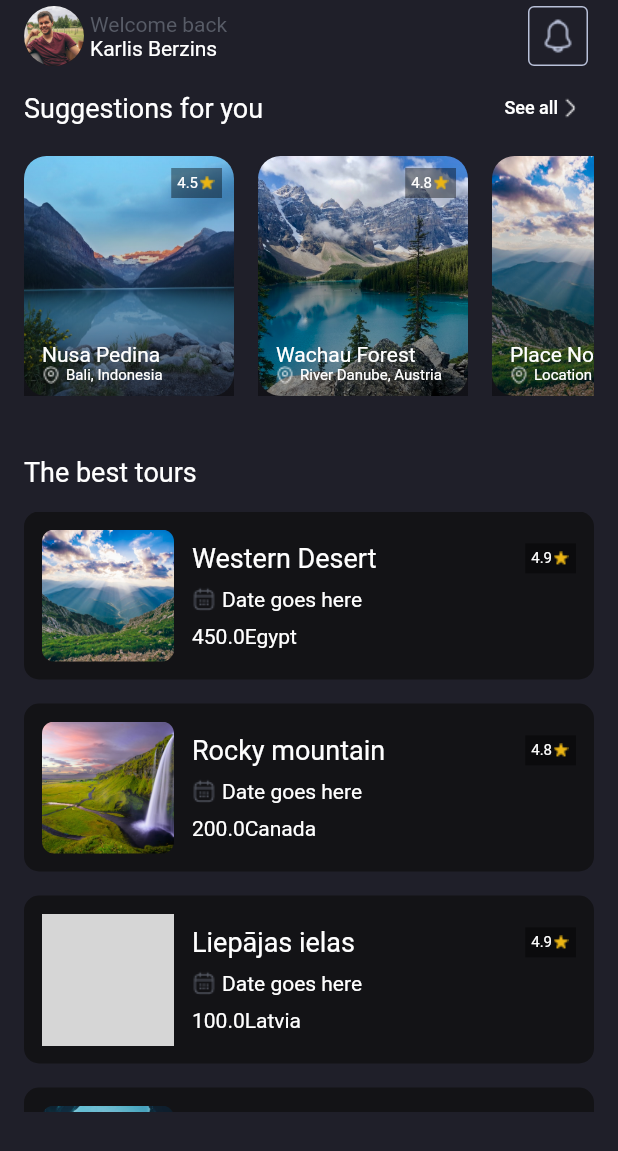
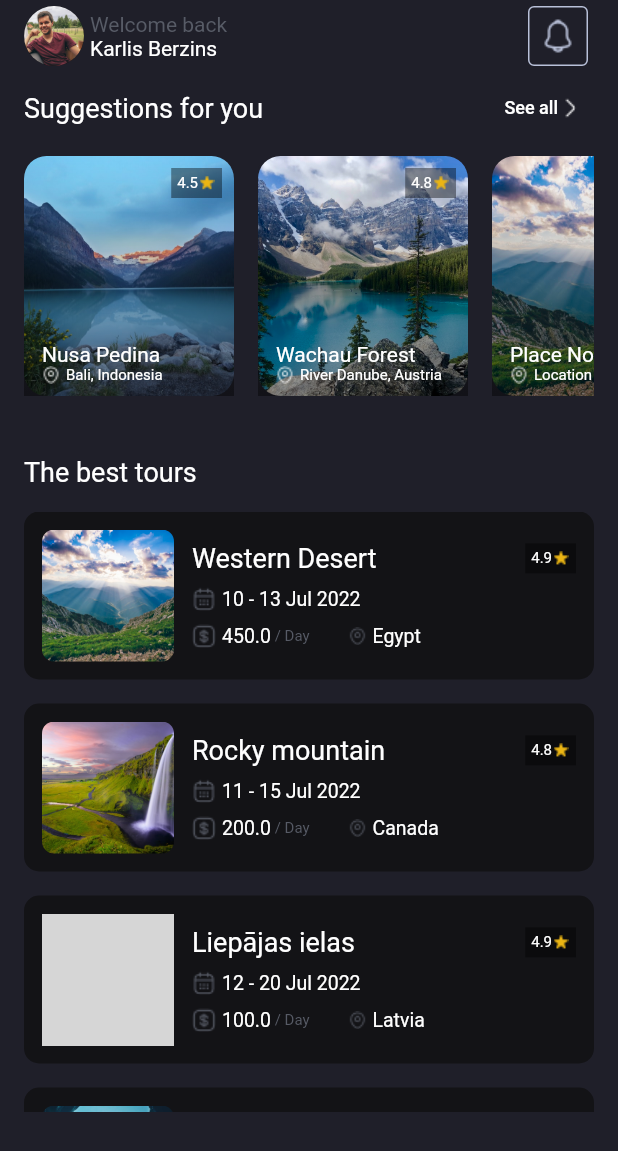
Before and after one commit to berzinsk/ui_tour_booking_app_flutter, a Flutter app: the screen it shows after launch, on a phone screen of 412 x 824 dp. Shown: the top 1151 px of the screen. Run offline on Flutter 3.47's test engine with Material 2 defaults, Android fonts, the phone set to English and light mode, and no system bars; grey boxes are pictures that could not be loaded.

Commit message:
Finish design for best tours card

```diff
--- a/lib/components/tour_item.dart
+++ b/lib/components/tour_item.dart
@@ -1,4 +1,5 @@
 import 'package:flutter/material.dart';
+import 'package:intl/intl.dart';
 
 import '../model/tour.dart';
 import './rating.dart';
@@ -53,19 +54,57 @@ class TourItem extends StatelessWidget {
                       ],
                     ),
                     Row(
-                      children: const [
-                        Padding(
+                      children: [
+                        const Padding(
                           padding: EdgeInsets.only(right: 4.0),
                           child: Image(
                               image: AssetImage('asset/images/calendar.png')),
                         ),
-                        Text('Date goes here'),
+                        Text(
+                          '${DateFormat('dd').format(tour.startDate)} - '
+                          '${DateFormat('dd MMM yyyy').format(tour.endDate)}',
+                          style: const TextStyle(fontSize: 13.0),
+                        ),
                       ],
                     ),
                     Row(
                       children: [
-                        Text('${tour.price}'),
-                        Text(tour.country),
+                        Row(
+                          children: [
+                            const Padding(
+                              padding: EdgeInsets.only(right: 4.0),
+                              child: Image(
+                                  image: AssetImage('asset/images/dollar.png')),
+                            ),
+                            Text(
+                              '${tour.price}',
+                              style: const TextStyle(fontSize: 13.0),
+                            ),
+                            const Text(
+                              ' / Day',
+                              style: TextStyle(
+                                color: Color(0xff575b66),
+                                fontSize: 10.0,
+                              ),
+                            ),
+                          ],
+                        ),
+                        const SizedBox(width: 26.0),
+                        Row(
+                          children: [
+                            const Padding(
+                              padding: EdgeInsets.only(right: 4.0),
+                              child: Image(
+                                color: Color(0xff575b66),
+                                image: AssetImage('asset/images/location.png'),
+                              ),
+                            ),
+                            Text(
+                              tour.country,
+                              style: const TextStyle(fontSize: 13.0),
+                            ),
+                          ],
+                        ),
                       ],
                     )
                   ],
--- a/lib/components/tours.dart
+++ b/lib/components/tours.dart
@@ -8,8 +8,8 @@ final _tourList = [
     name: 'Western Desert',
     country: 'Egypt',
     rating: 4.9,
-    startDate: DateTime.now(),
-    endDate: DateTime.now(),
+    startDate: DateTime.fromMillisecondsSinceEpoch(1657450830000),
+    endDate: DateTime.fromMillisecondsSinceEpoch(1657710030000),
     price: 450,
     imageName: 'image3',
   ),
@@ -17,8 +17,8 @@ final _tourList = [
     name: 'Rocky mountain',
     country: 'Canada',
     rating: 4.8,
-    startDate: DateTime.now(),
-    endDate: DateTime.now(),
+    startDate: DateTime.fromMillisecondsSinceEpoch(1657537230000),
+    endDate: DateTime.fromMillisecondsSinceEpoch(1657882830000),
     price: 200,
     imageName: 'image4',
   ),
@@ -26,8 +26,8 @@ final _tourList = [
     name: 'Liepājas ielas',
     country: 'Latvia',
     rating: 4.9,
-    startDate: DateTime.now(),
-    endDate: DateTime.now(),
+    startDate: DateTime.fromMillisecondsSinceEpoch(1657623630000),
+    endDate: DateTime.fromMillisecondsSinceEpoch(1658314830000),
     price: 100,
     imageName: 'image5',
   ),
@@ -35,8 +35,8 @@ final _tourList = [
     name: 'Ventspils pludmales',
     country: 'Latvia',
     rating: 4.9,
-    startDate: DateTime.now(),
-    endDate: DateTime.now(),
+    startDate: DateTime.fromMillisecondsSinceEpoch(1657623630000),
+    endDate: DateTime.fromMillisecondsSinceEpoch(1657969230000),
     price: 100,
     imageName: 'image6',
   ),
--- a/pubspec.yaml
+++ b/pubspec.yaml
@@ -29,6 +29,7 @@ environment:
 dependencies:
   flutter:
     sdk: flutter
+  intl:
 
   # The following adds the Cupertino Icons font to your application.
   # Use with the CupertinoIcons class for iOS style icons.
```
Also changed, not shown: pubspec.lock.
